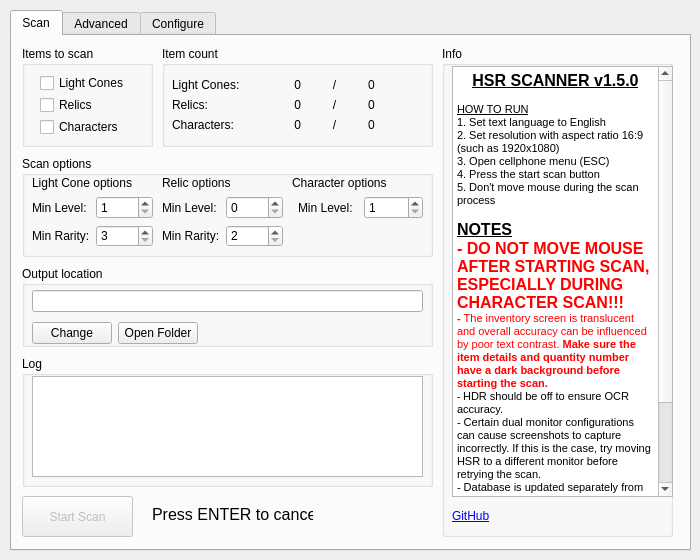
First picture: the form in src/ui/hsr_scanner.ui, repository kel-z/HSR-Scanner, before the edit.
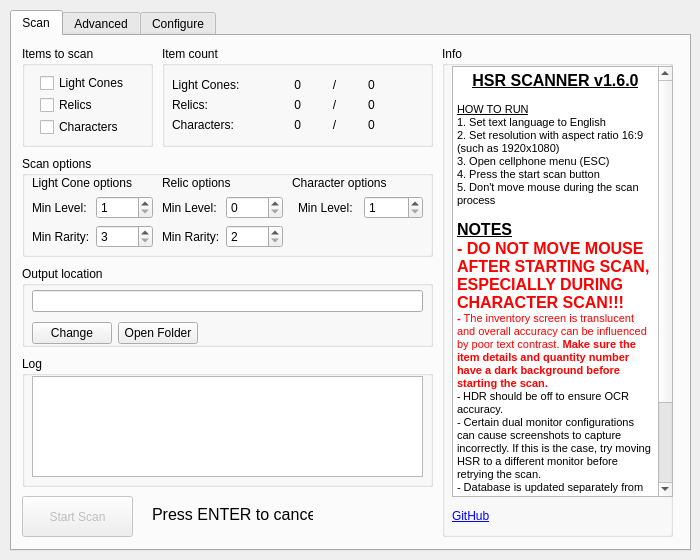
Second picture: the form after the edit. Custom widgets are drawn as their Qt base class.

What changed in the file:
```diff
--- a/src/ui/hsr_scanner.ui
+++ b/src/ui/hsr_scanner.ui
@@ -306,7 +306,7 @@
          <x>10</x>
          <y>20</y>
          <width>121</width>
-         <height>71</height>
+         <height>76</height>
         </rect>
        </property>
        <layout class="QFormLayout" name="formLayout_2">
@@ -383,7 +383,7 @@
          <x>140</x>
          <y>20</y>
          <width>121</width>
-         <height>71</height>
+         <height>76</height>
         </rect>
        </property>
        <layout class="QFormLayout" name="formLayout_4">
@@ -575,20 +575,20 @@
         <string>&lt;!DOCTYPE HTML PUBLIC &quot;-//W3C//DTD HTML 4.0//EN&quot; &quot;http://www.w3.org/TR/REC-html40/strict.dtd&quot;&gt;
 &lt;html&gt;&lt;head&gt;&lt;meta name=&quot;qrichtext&quot; content=&quot;1&quot; /&gt;&lt;style type=&quot;text/css&quot;&gt;
 p, li { white-space: pre-wrap; }
-&lt;/style&gt;&lt;/head&gt;&lt;body style=&quot; font-family:'MS Shell Dlg 2'; font-size:8pt; font-weight:400; font-style:normal;&quot;&gt;
-&lt;p align=&quot;center&quot; style=&quot; margin-top:0px; margin-bottom:0px; margin-left:0px; margin-right:0px; -qt-block-indent:0; text-indent:0px;&quot;&gt;&lt;span style=&quot; font-size:12pt; font-weight:600; text-decoration: underline;&quot;&gt;HSR SCANNER v1.5.0&lt;/span&gt;&lt;/p&gt;
+&lt;/style&gt;&lt;/head&gt;&lt;body style=&quot; font-family:'MS Shell Dlg 2'; font-size:7.8pt; font-weight:400; font-style:normal;&quot;&gt;
+&lt;p align=&quot;center&quot; style=&quot; margin-top:0px; margin-bottom:0px; margin-left:0px; margin-right:0px; -qt-block-indent:0; text-indent:0px;&quot;&gt;&lt;span style=&quot; font-size:12pt; font-weight:600; text-decoration: underline;&quot;&gt;HSR SCANNER v1.6.0&lt;/span&gt;&lt;/p&gt;
 &lt;p align=&quot;center&quot; style=&quot;-qt-paragraph-type:empty; margin-top:0px; margin-bottom:0px; margin-left:0px; margin-right:0px; -qt-block-indent:0; text-indent:0px; font-size:8.25pt;&quot;&gt;&lt;br /&gt;&lt;/p&gt;
 &lt;p style=&quot; margin-top:0px; margin-bottom:0px; margin-left:0px; margin-right:0px; -qt-block-indent:0; text-indent:0px;&quot;&gt;&lt;span style=&quot; font-size:8.25pt; text-decoration: underline;&quot;&gt;HOW TO RUN&lt;/span&gt;&lt;/p&gt;
 &lt;p style=&quot; margin-top:0px; margin-bottom:0px; margin-left:0px; margin-right:0px; -qt-block-indent:0; text-indent:0px;&quot;&gt;&lt;span style=&quot; font-size:8.25pt;&quot;&gt;1. Set text language to English&lt;/span&gt;&lt;/p&gt;
-&lt;p style=&quot; margin-top:0px; margin-bottom:0px; margin-left:0px; margin-right:0px; -qt-block-indent:0; text-indent:0px;&quot;&gt;2. Set resolution with aspect ratio 16:9 (such as 1920x1080)&lt;/p&gt;
-&lt;p style=&quot; margin-top:0px; margin-bottom:0px; margin-left:0px; margin-right:0px; -qt-block-indent:0; text-indent:0px;&quot;&gt;3. Open cellphone menu (ESC)&lt;/p&gt;
-&lt;p style=&quot; margin-top:0px; margin-bottom:0px; margin-left:0px; margin-right:0px; -qt-block-indent:0; text-indent:0px;&quot;&gt;4. Press the start scan button&lt;/p&gt;
-&lt;p style=&quot; margin-top:0px; margin-bottom:0px; margin-left:0px; margin-right:0px; -qt-block-indent:0; text-indent:0px;&quot;&gt;5. Don't move mouse during the scan process&lt;/p&gt;
-&lt;p style=&quot;-qt-paragraph-type:empty; margin-top:0px; margin-bottom:0px; margin-left:0px; margin-right:0px; -qt-block-indent:0; text-indent:0px;&quot;&gt;&lt;br /&gt;&lt;/p&gt;
+&lt;p style=&quot; margin-top:0px; margin-bottom:0px; margin-left:0px; margin-right:0px; -qt-block-indent:0; text-indent:0px;&quot;&gt;&lt;span style=&quot; font-size:8pt;&quot;&gt;2. Set resolution with aspect ratio 16:9 (such as 1920x1080)&lt;/span&gt;&lt;/p&gt;
+&lt;p style=&quot; margin-top:0px; margin-bottom:0px; margin-left:0px; margin-right:0px; -qt-block-indent:0; text-indent:0px;&quot;&gt;&lt;span style=&quot; font-size:8pt;&quot;&gt;3. Open cellphone menu (ESC)&lt;/span&gt;&lt;/p&gt;
+&lt;p style=&quot; margin-top:0px; margin-bottom:0px; margin-left:0px; margin-right:0px; -qt-block-indent:0; text-indent:0px;&quot;&gt;&lt;span style=&quot; font-size:8pt;&quot;&gt;4. Press the start scan button&lt;/span&gt;&lt;/p&gt;
+&lt;p style=&quot; margin-top:0px; margin-bottom:0px; margin-left:0px; margin-right:0px; -qt-block-indent:0; text-indent:0px;&quot;&gt;&lt;span style=&quot; font-size:8pt;&quot;&gt;5. Don't move mouse during the scan process&lt;/span&gt;&lt;/p&gt;
+&lt;p style=&quot;-qt-paragraph-type:empty; margin-top:0px; margin-bottom:0px; margin-left:0px; margin-right:0px; -qt-block-indent:0; text-indent:0px; font-size:8pt;&quot;&gt;&lt;br /&gt;&lt;/p&gt;
 &lt;p style=&quot; margin-top:0px; margin-bottom:0px; margin-left:0px; margin-right:0px; -qt-block-indent:0; text-indent:0px;&quot;&gt;&lt;span style=&quot; font-size:12pt; font-weight:600; text-decoration: underline;&quot;&gt;NOTES&lt;/span&gt;&lt;/p&gt;
 &lt;p style=&quot; margin-top:0px; margin-bottom:0px; margin-left:0px; margin-right:0px; -qt-block-indent:0; text-indent:0px;&quot;&gt;&lt;span style=&quot; font-size:12pt; font-weight:600; color:#ff0000;&quot;&gt;- DO NOT MOVE MOUSE AFTER STARTING SCAN, ESPECIALLY DURING CHARACTER SCAN!!!&lt;/span&gt;&lt;/p&gt;
-&lt;p style=&quot; margin-top:0px; margin-bottom:0px; margin-left:0px; margin-right:0px; -qt-block-indent:0; text-indent:0px;&quot;&gt;&lt;span style=&quot; font-weight:600; color:#ff0000;&quot;&gt;- &lt;/span&gt;&lt;span style=&quot; color:#ff0000;&quot;&gt;The inventory screen is translucent and overall accuracy can be influenced by poor text contrast. &lt;/span&gt;&lt;span style=&quot; font-weight:600; color:#ff0000;&quot;&gt;Make sure the item details and quantity number have a dark background before starting the scan.&lt;/span&gt;&lt;/p&gt;
-&lt;p style=&quot; margin-top:0px; margin-bottom:0px; margin-left:0px; margin-right:0px; -qt-block-indent:0; text-indent:0px;&quot;&gt;&lt;span style=&quot; font-size:7.8pt;&quot;&gt;- &lt;/span&gt;&lt;span style=&quot; font-size:8.25pt;&quot;&gt;HDR should be off to ensure OCR accuracy.&lt;/span&gt;&lt;/p&gt;
+&lt;p style=&quot; margin-top:0px; margin-bottom:0px; margin-left:0px; margin-right:0px; -qt-block-indent:0; text-indent:0px;&quot;&gt;&lt;span style=&quot; font-size:8pt; font-weight:600; color:#ff0000;&quot;&gt;- &lt;/span&gt;&lt;span style=&quot; font-size:8pt; color:#ff0000;&quot;&gt;The inventory screen is translucent and overall accuracy can be influenced by poor text contrast. &lt;/span&gt;&lt;span style=&quot; font-size:8pt; font-weight:600; color:#ff0000;&quot;&gt;Make sure the item details and quantity number have a dark background before starting the scan.&lt;/span&gt;&lt;/p&gt;
+&lt;p style=&quot; margin-top:0px; margin-bottom:0px; margin-left:0px; margin-right:0px; -qt-block-indent:0; text-indent:0px;&quot;&gt;- &lt;span style=&quot; font-size:8.25pt;&quot;&gt;HDR should be off to ensure OCR accuracy.&lt;/span&gt;&lt;/p&gt;
 &lt;p style=&quot; margin-top:0px; margin-bottom:0px; margin-left:0px; margin-right:0px; -qt-block-indent:0; text-indent:0px;&quot;&gt;&lt;span style=&quot; font-size:8.25pt;&quot;&gt;- Certain dual monitor configurations can cause screenshots to capture incorrectly. If this is the case, try moving HSR to a different monitor before retrying the scan.&lt;/span&gt;&lt;/p&gt;
 &lt;p style=&quot; margin-top:0px; margin-bottom:0px; margin-left:0px; margin-right:0px; -qt-block-indent:0; text-indent:0px;&quot;&gt;&lt;span style=&quot; font-size:8.25pt;&quot;&gt;- Database is updated separately from this app. If the database version doesn't match the latest game version, then the database hasn't been updated yet. You will need to check again later.&lt;/span&gt;&lt;/p&gt;
 &lt;p style=&quot;-qt-paragraph-type:empty; margin-top:0px; margin-bottom:0px; margin-left:0px; margin-right:0px; -qt-block-indent:0; text-indent:0px; font-size:8.25pt;&quot;&gt;&lt;br /&gt;&lt;/p&gt;
```
Left out of the diff: 18 changed lines with no effect on the pictures.
